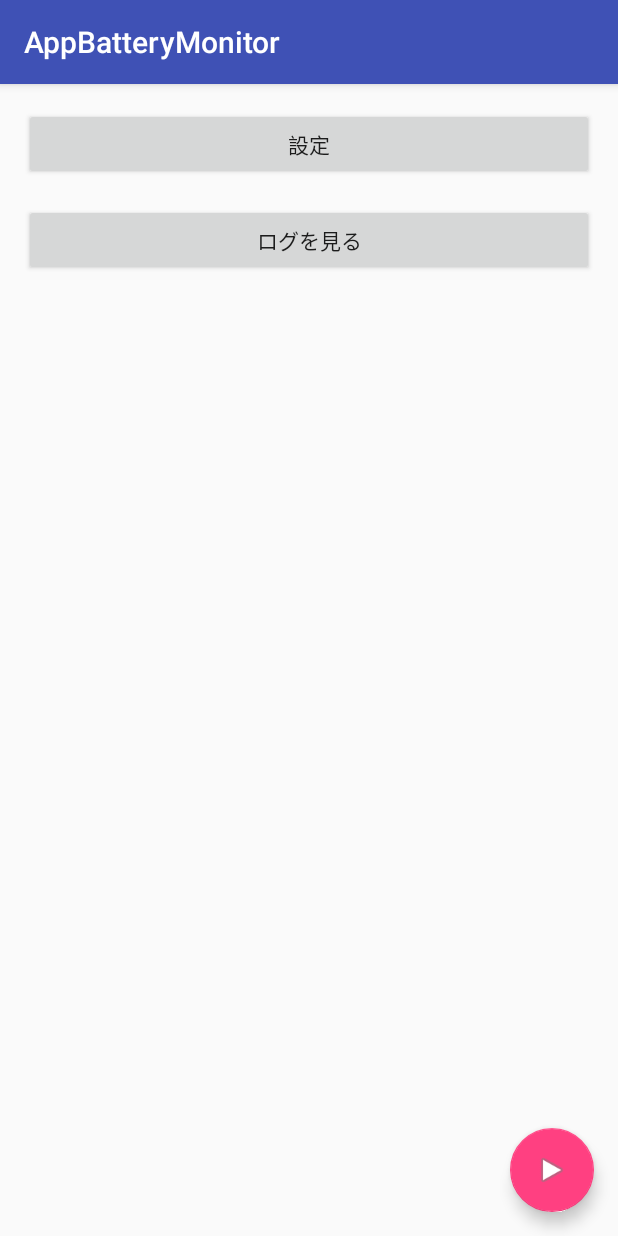
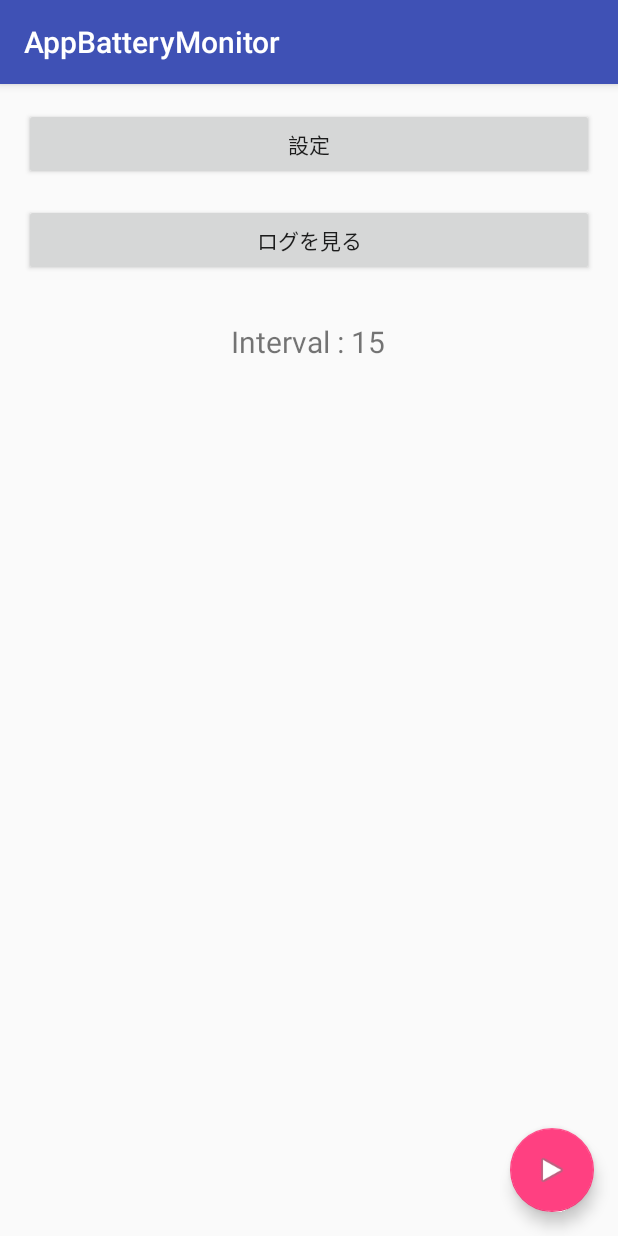
Before and after one commit to ikemura23/AppBatteryMonitorOld, an Android app: the screen it shows after launch (LauncherActivity), on a phone screen of 412 x 824 dp. Run offline under Robolectric (Android 15) with nearby library versions, the phone set to English and light mode, and no system bars.

Commit message:
layout update

```diff
--- /dev/null
+++ b/app/src/main/java/com/qa/ikemura/appbatterymonitor/Const.java
@@ -0,0 +1,6 @@
+
+package com.qa.ikemura.appbatterymonitor;
+
+public class Const {
+    public static final String interval_key = "interval_key";
+}
--- a/app/src/main/java/com/qa/ikemura/appbatterymonitor/LauncherActivity.java
+++ b/app/src/main/java/com/qa/ikemura/appbatterymonitor/LauncherActivity.java
@@ -25,6 +25,7 @@ import android.support.v7.widget.Toolbar;
 import android.util.Log;
 import android.view.Menu;
 import android.view.View;
+import android.widget.TextView;
 import android.widget.Toast;
 
 public class LauncherActivity extends AppCompatActivity {
@@ -74,8 +75,7 @@ public class LauncherActivity extends AppCompatActivity {
 
                 if (isRecord) {
                     startMonitor();
-                }
-                else {
+                } else {
                     stopMonitor();
                 }
 
@@ -94,6 +94,12 @@ public class LauncherActivity extends AppCompatActivity {
                 startLogListActivity();
             }
         });
+    }
+
+    @Override
+    protected void onResume() {
+        super.onResume();
+        ((TextView) findViewById(R.id.activity_main_interval_text)).append(getInterval());
     }
 
     @Override
@@ -177,10 +183,10 @@ public class LauncherActivity extends AppCompatActivity {
             Toast.makeText(this, "外部ストレージは書き込みできません", Toast.LENGTH_SHORT).show();
             return;
         }
-        String delayString = getDelay();
-        int delay = 15;
+        String intervalString = getInterval();
+        int interval = 15;
         try {
-            delay = Integer.valueOf(delayString);
+            interval = Integer.valueOf(intervalString);
         } catch (Exception e) {
             Log.d("LauncherActivity", e.getMessage());
         }
@@ -198,7 +204,7 @@ public class LauncherActivity extends AppCompatActivity {
                         String batteryLevel = getBatteryLevel();
                         String value = strRecordTime + batteryLevel;
 
-                        Log.d("LauncherActivity", FILENAME);
+                        // Log.d("LauncherActivity", FILENAME);
                         Log.d("LauncherActivity", value);
                         try {
                             BufferedWriter bw = new BufferedWriter(new FileWriter(FILENAME, true));
@@ -211,13 +217,13 @@ public class LauncherActivity extends AppCompatActivity {
                     }
                 });
             }
-        }, 0, 1000 * 60 * delay); // 0秒後から設定>delayで設定した間隔で実行
+        }, 0, 1000 * 60 * interval); // 0秒後から, 設定 > intervalで設定した間隔で実行
     }
 
-    private String getDelay() {
+    private String getInterval() {
         return PreferenceManager
                 .getDefaultSharedPreferences(getApplicationContext())
-                .getString("delay", "15");
+                .getString(Const.interval_key, "15");
     }
 
     private String getRecordTime() {
--- a/app/src/main/java/com/qa/ikemura/appbatterymonitor/SettingsActivity.java
+++ b/app/src/main/java/com/qa/ikemura/appbatterymonitor/SettingsActivity.java
@@ -118,7 +118,7 @@ public class SettingsActivity extends AppCompatPreferenceActivity {
             super.onCreate(savedInstanceState);
             addPreferencesFromResource(R.xml.pref_general);
 
-            bindPreferenceSummaryToValue(findPreference("delay"));
+            bindPreferenceSummaryToValue(findPreference(Const.interval_key));
         }
 
     }
--- a/app/src/main/res/layout/content_launcher.xml
+++ b/app/src/main/res/layout/content_launcher.xml
@@ -26,6 +26,28 @@
         />
 
     <TextView
+        android:id="@+id/activity_main_interval_text"
+        android:layout_width="wrap_content"
+        android:layout_height="wrap_content"
+        android:layout_gravity="center"
+        android:layout_marginTop="30dp"
+        android:text="Interval : "
+        android:textSize="20sp"
+        />
+
+    <TextView
+        android:id="@+id/activity_main_status_text"
+        android:layout_width="wrap_content"
+        android:layout_height="wrap_content"
+        android:layout_gravity="center"
+        android:layout_marginTop="30dp"
+        android:text="@string/monitor_start_message"
+        android:textColor="#FF0000"
+        android:textSize="30sp"
+        android:visibility="gone"
+        />
+
+    <TextView
         android:id="@+id/activity_main_log_status_text"
         android:layout_width="wrap_content"
         android:layout_height="wrap_content"
--- a/app/src/main/res/values/strings.xml
+++ b/app/src/main/res/values/strings.xml
@@ -63,5 +63,5 @@
 
     <string name="monitor_start_message">Start Put Log</string>
     <string name="monitor_end_message">Stop</string>
-    <string name="delay">delay</string>
+
 </resources>
--- a/app/src/main/res/xml/pref_general.xml
+++ b/app/src/main/res/xml/pref_general.xml
@@ -32,9 +32,9 @@
     <EditTextPreference
         android:defaultValue="15"
         android:inputType="number"
-        android:key="delay"
+        android:key="interval_key"
         android:maxLines="1"
         android:selectAllOnFocus="true"
         android:singleLine="true"
-        android:title="delay (minutes)"/>
+        android:title="interval (minutes)"/>
 </PreferenceScreen>
```
Also changed, not shown: app/src/main/java/com/qa/ikemura/appbatterymonitor/PreferenceUtil.java (deleted, +0 -30 lines).
